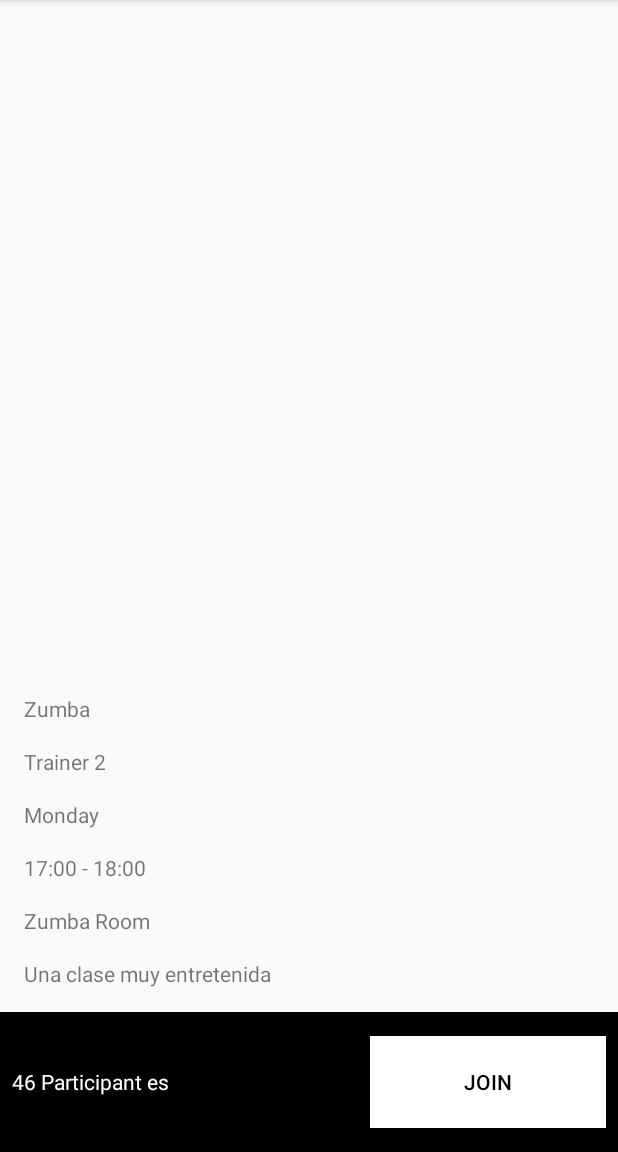
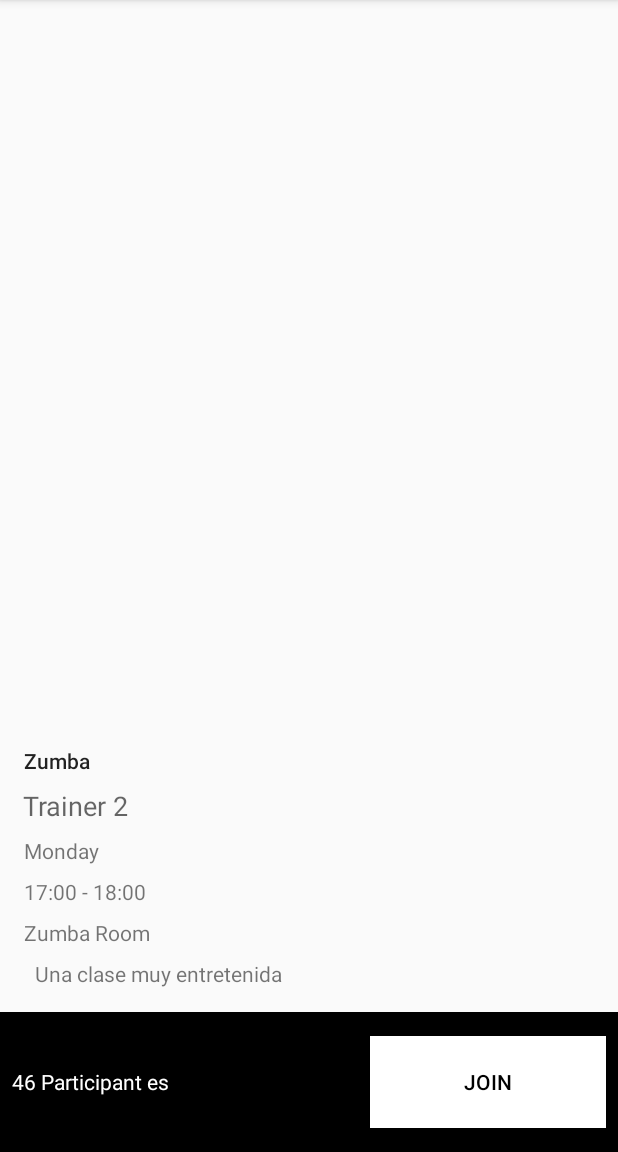
Before and after one commit to pmdmo2019-20/ev1-baldogym-PabloRomeroMontero, an Android app: the TrainingSessionActivity screen opened directly, with no data from a screen before it, on a phone screen of 412 x 824 dp, the part 84-1236 px from its top. Run offline under Robolectric (Android 15) with nearby library versions, the phone set to English and light mode, and no system bars; 11 statements that could not run were skipped.

Commit message:
Todo Terminado, codigo un poco mas optimizado y layouts un poco mejorados

```diff
--- a/app/src/main/res/layout/schedule_activity.xml
+++ b/app/src/main/res/layout/schedule_activity.xml
@@ -90,8 +90,9 @@
         android:layout_width="wrap_content"
         android:layout_height="wrap_content"
         android:text="@string/schedule_monday"
+        android:textAppearance="@style/TextAppearance.AppCompat.Body2"
+        app:layout_constraintBottom_toTopOf="@id/lstTraining"
         app:layout_constraintEnd_toEndOf="@+id/lblMonday"
-        app:layout_constraintBottom_toTopOf="@id/lstTraining"
         app:layout_constraintStart_toStartOf="parent"
         app:layout_constraintTop_toBottomOf="@+id/lblMonday" />
 
--- a/app/src/main/res/layout/schedule_activity_item.xml
+++ b/app/src/main/res/layout/schedule_activity_item.xml
@@ -16,6 +16,7 @@
         android:layout_marginStart="16dp"
         android:layout_marginBottom="8dp"
         android:text="@string/time_prueba"
+        android:textAppearance="@style/TextAppearance.AppCompat.Body2"
         app:layout_constraintBottom_toTopOf="@+id/imageView_item"
         app:layout_constraintEnd_toEndOf="@+id/imageView_item"
         app:layout_constraintStart_toStartOf="parent"
@@ -64,6 +65,7 @@
         android:layout_height="wrap_content"
         android:layout_marginStart="16dp"
         android:text="@string/trainer_prueba"
+        android:textAppearance="@style/TextAppearance.AppCompat.Medium"
         app:layout_constraintBottom_toTopOf="@+id/lblRoom_item"
         app:layout_constraintEnd_toEndOf="@id/lblNameTraining_item"
         app:layout_constraintStart_toEndOf="@+id/imageView_item"
@@ -89,6 +91,7 @@
         android:layout_marginTop="24dp"
         android:layout_marginEnd="120dp"
         android:text="@string/name_prueba"
+        android:textAppearance="@style/TextAppearance.AppCompat.Body2"
         app:layout_constraintBottom_toTopOf="@+id/lblTrainer_item"
         app:layout_constraintEnd_toStartOf="@+id/btnJoin_item"
         app:layout_constraintHorizontal_bias="0.0"
--- a/app/src/main/res/layout/training_session_activity.xml
+++ b/app/src/main/res/layout/training_session_activity.xml
@@ -25,8 +25,9 @@
         android:id="@+id/lblName"
         android:layout_width="wrap_content"
         android:layout_height="wrap_content"
-        android:layout_marginBottom="16dp"
+        android:layout_marginBottom="8dp"
         android:text="@string/name_prueba"
+        android:textAppearance="@style/TextAppearance.AppCompat.Body2"
         app:layout_constraintBottom_toTopOf="@+id/lblTrainer"
         app:layout_constraintEnd_toEndOf="parent"
         app:layout_constraintHorizontal_bias="0.043"
@@ -38,8 +39,9 @@
         android:id="@+id/lblTrainer"
         android:layout_width="wrap_content"
         android:layout_height="wrap_content"
-        android:layout_marginBottom="16dp"
+        android:layout_marginBottom="8dp"
         android:text="@string/trainer_prueba"
+        android:textAppearance="@style/TextAppearance.AppCompat.Medium"
         app:layout_constraintBottom_toTopOf="@+id/lblDayofWeek"
         app:layout_constraintEnd_toEndOf="parent"
         app:layout_constraintHorizontal_bias="0.045"
@@ -50,7 +52,7 @@
         android:id="@+id/lblDayofWeek"
         android:layout_width="wrap_content"
         android:layout_height="wrap_content"
-        android:layout_marginBottom="16dp"
+        android:layout_marginBottom="8dp"
         android:text="@string/dayOfTheWeek_Prueba"
         app:layout_constraintBottom_toTopOf="@+id/lblTime"
         app:layout_constraintEnd_toEndOf="parent"
@@ -62,7 +64,7 @@
         android:id="@+id/lblTime"
         android:layout_width="wrap_content"
         android:layout_height="wrap_content"
-        android:layout_marginBottom="16dp"
+        android:layout_marginBottom="8dp"
         android:text="@string/time_prueba"
         app:layout_constraintBottom_toTopOf="@+id/lblRoom"
         app:layout_constraintEnd_toEndOf="parent"
@@ -74,7 +76,7 @@
         android:id="@+id/lblRoom"
         android:layout_width="wrap_content"
         android:layout_height="wrap_content"
-        android:layout_marginBottom="16dp"
+        android:layout_marginBottom="8dp"
         android:text="@string/room_prueba"
         app:layout_constraintBottom_toTopOf="@+id/lblDescripcion"
         app:layout_constraintEnd_toEndOf="parent"
@@ -86,6 +88,8 @@
         android:id="@+id/lblDescripcion"
         android:layout_width="wrap_content"
         android:layout_height="wrap_content"
+        android:layout_marginStart="8dp"
+        android:layout_marginEnd="8dp"
         android:layout_marginBottom="16dp"
         android:text="@string/descripcion_Prueba"
         app:layout_constraintBottom_toTopOf="@+id/linearLayout_actividad"
```
